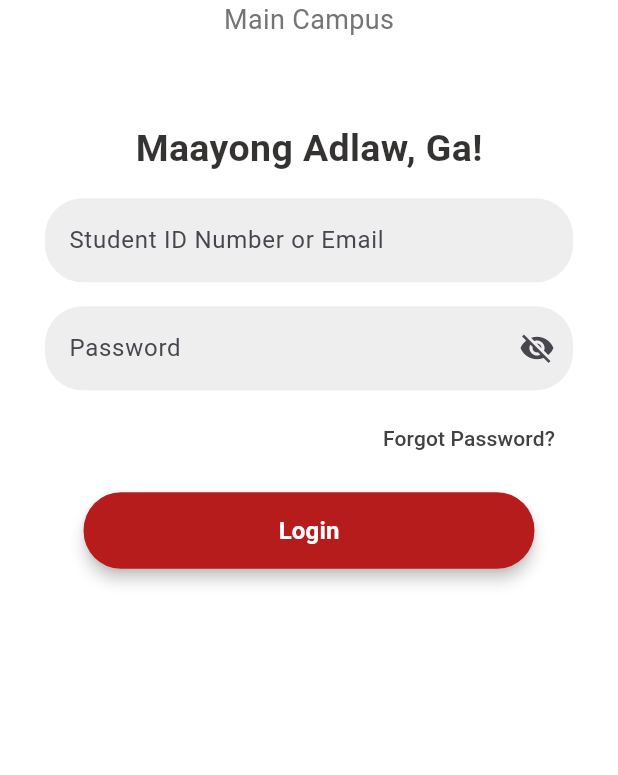
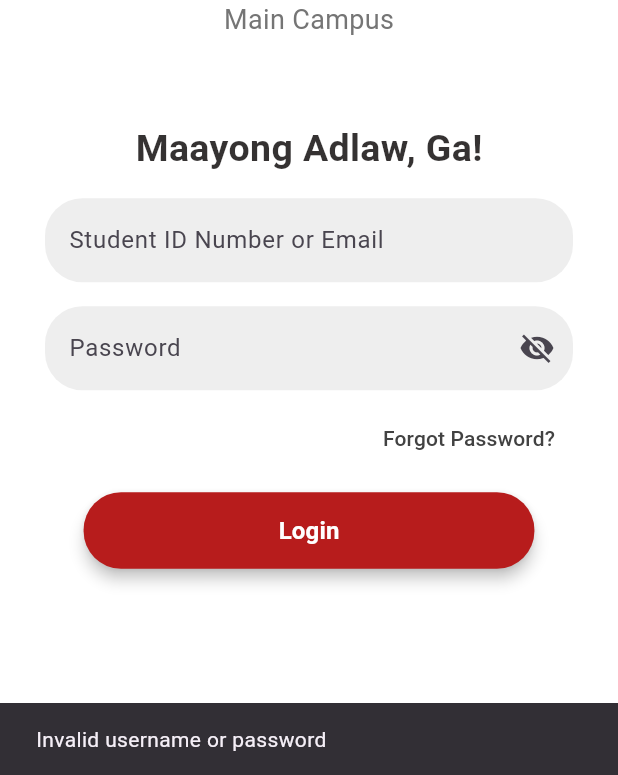
Before and after one commit to allenvincentt/UM-Consultation-App, a Flutter app: the LoginView screen opened directly, after a tap on "Login", on a phone screen of 412 x 824 dp, the part 461-1236 px from its top. Run offline on Flutter 3.47's test engine with Material 3 defaults, Android fonts, the phone set to English and light mode, and no system bars.

Commit message:
adds faculty and student user

```diff
--- a/lib/app.dart
+++ b/lib/app.dart
@@ -7,11 +7,9 @@ import 'package:um_consultation_app/views/student/menu_view.dart';
 import 'package:um_consultation_app/views/student/home_view.dart';
 import 'package:um_consultation_app/views/student/student_main_view.dart';
 
-
-
 void main() {
   runApp(MaterialApp(
     debugShowCheckedModeBanner: false,
-    home: StudentMainView(), //change lng ang class if gusto i run ang other view file
+    home: LoginView(), //change lng ang class if gusto i run ang other view file
   ));
 }
--- /dev/null
+++ b/lib/viewmodels/student/login_viewmodel.dart
@@ -0,0 +1,42 @@
+import 'package:flutter/material.dart';
+import 'package:um_consultation_app/views/faculty/faculty_main_view.dart';
+import 'package:um_consultation_app/views/student/student_main_view.dart';
+
+class LoginViewModel {
+  final _screen1 = StudentMainView();
+  final _screen2 = FacultyMainView();
+
+  final TextEditingController usernameController = TextEditingController();
+  final TextEditingController passwordController = TextEditingController();
+
+  String get username => usernameController.text;
+  String get password => passwordController.text;
+
+  String facultyUsername = 'JayAl';
+  String facultyPassword = '321';
+  String studentUsername = 'Naive';
+  String studentPassword = '123';
+
+  void login(BuildContext context, String username, String password) {
+    // Perform login logic here
+    // For example, you can check if the username and password are correct
+      if (username == facultyUsername && password == facultyPassword) {
+      // If login is successful, navigate to the home view
+      Navigator.pushReplacement(
+        context,
+        MaterialPageRoute(builder: (context) => _screen2),
+      );
+      } else if (username == studentUsername && password == studentPassword) {
+      // If login is successful, navigate to the home view
+      Navigator.pushReplacement(
+        context,
+        MaterialPageRoute(builder: (context) => _screen1),
+      );
+      } else {
+      // If login fails, show an error message
+      ScaffoldMessenger.of(context).showSnackBar(
+        const SnackBar(content: Text('Invalid username or password')),
+      );
+    }
+  }
+}
--- a/lib/views/create_account_view.dart
+++ b/lib/views/create_account_view.dart
@@ -1,9 +1,9 @@
 import 'package:flutter/material.dart';
 
-void main() => runApp(CreateAccount());
+void main() => runApp(CreateAccountView());
 
-class CreateAccount extends StatelessWidget {
-  const CreateAccount({super.key});
+class CreateAccountView extends StatelessWidget {
+  const CreateAccountView({super.key});
 
   @override
   Widget build(BuildContext context) {
--- a/lib/views/faculty/faculty_main_view.dart
+++ b/lib/views/faculty/faculty_main_view.dart
@@ -2,8 +2,8 @@ import 'package:flutter/material.dart';
 import 'package:um_consultation_app/views/faculty/request_view.dart';
 import 'package:um_consultation_app/views/student/menu_view.dart';
 
-class HomeScreen extends StatefulWidget {
-  const HomeScreen({super.key});
+class FacultyMainView extends StatefulWidget {
+  const FacultyMainView({super.key});
 
   @override
   HomeScreenState createState() => HomeScreenState();
@@ -11,7 +11,7 @@ class HomeScreen extends StatefulWidget {
 
 //like it or not need ni siya na class for bottom navigation therefore i call ni na class sa main.dart
 
-class HomeScreenState extends State<HomeScreen> {
+class HomeScreenState extends State<FacultyMainView> {
   int _selectedIndex = 0;
 
   final List<Widget> _screens = [
--- a/lib/views/login_view.dart
+++ b/lib/views/login_view.dart
@@ -1,4 +1,6 @@
 import 'package:flutter/material.dart';
+import 'package:um_consultation_app/viewmodels/student/login_viewmodel.dart';
+
 
 class LoginView extends StatefulWidget {
   const LoginView({super.key});
@@ -9,8 +11,8 @@ class LoginView extends StatefulWidget {
 
 
 class _LoginViewState extends State<LoginView> {
-  final TextEditingController emailController = TextEditingController();
-  final TextEditingController passwordController = TextEditingController();
+final LoginViewModel _loginViewmodel = LoginViewModel();
+
   bool _obscurePassword = true;
 
   @override
@@ -71,7 +73,7 @@ class _LoginViewState extends State<LoginView> {
                 ),
                 const SizedBox(height: 15),
                 TextField(
-                  controller: emailController,
+                  controller: _loginViewmodel.usernameController,
                   decoration: InputDecoration(
                     hintText: 'Student ID Number or Email',
                     filled: true,
@@ -84,7 +86,7 @@ class _LoginViewState extends State<LoginView> {
                 ),
                 const SizedBox(height: 16),
                 TextField(
-                  controller: passwordController,
+                  controller: _loginViewmodel.passwordController,
                   obscureText: _obscurePassword,
                   decoration: InputDecoration(
                     hintText: 'Password',
@@ -130,7 +132,7 @@ class _LoginViewState extends State<LoginView> {
                     elevation: 4,
                   ),
                   onPressed: () {
-                    //should go to the home page
+                    _loginViewmodel.login(context, _loginViewmodel.username, _loginViewmodel.password);//should go to the home page
                   },
                   child: Text(
                     'Login',
--- a/lib/views/student/consultation_request_view.dart
+++ b/lib/views/student/consultation_view.dart
@@ -1,13 +1,13 @@
 import 'package:flutter/material.dart';
 
-class ConsultationPageView extends StatelessWidget {
+class ConsultationView extends StatelessWidget {
   final TextEditingController codeController = TextEditingController(text: '7599');
   final TextEditingController instructorController = TextEditingController(text: 'Jay Al Gallenero');
   final TextEditingController dateController = TextEditingController(text: '04/14/2025');
   final TextEditingController startTimeController = TextEditingController(text: '4:30 PM');
   final TextEditingController endTimeController = TextEditingController(text: '5:00 PM');
 
-  ConsultationPageView({super.key});
+  ConsultationView({super.key});
 
   @override
   Widget build(BuildContext context) {
--- a/lib/views/student/request_view.dart
+++ b/lib/views/student/request_view.dart
@@ -1,5 +1,5 @@
-import 'package:flutter/material.dart';
-import 'consultation_request_view.dart'; // Import the other page
+ import 'package:flutter/material.dart';
+import 'consultation_view.dart'; // Import the other page
 
 class RequestView extends StatelessWidget {
   const RequestView({super.key});
@@ -57,7 +57,7 @@ class RequestView extends StatelessWidget {
                   onPressed: () {
                     Navigator.push(
                       context,
-                      MaterialPageRoute(builder: (context) => ConsultationPageView()),
+                      MaterialPageRoute(builder: (context) => ConsultationView()),
                     );
                   },
                   icon: const Icon(Icons.note_add),
```
